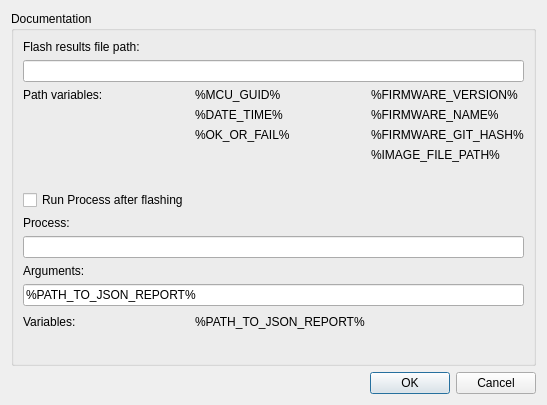
This is qt/project/src/optionsdiag.ui in Crystal-Photonics/crystalBoot as Qt 5 draws it before an edit. The edited form follows.
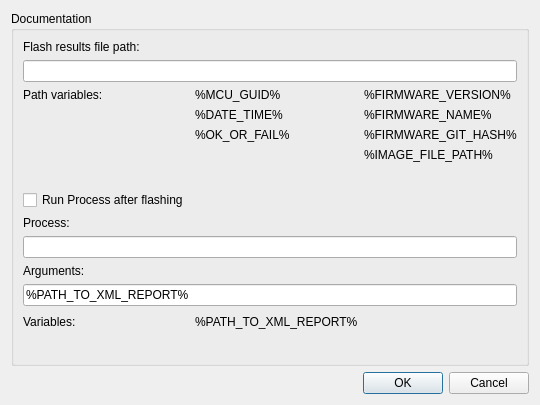
This is the edited form.

What changed in the file:
```diff
--- a/qt/project/src/optionsdiag.ui
+++ b/qt/project/src/optionsdiag.ui
@@ -66,7 +66,7 @@
       <item row="18" column="0" colspan="3">
        <widget class="QLineEdit" name="edtArguments">
         <property name="text">
-         <string>%PATH_TO_JSON_REPORT%</string>
+         <string>%PATH_TO_XML_REPORT%</string>
         </property>
        </widget>
       </item>
@@ -100,7 +100,7 @@
       <item row="19" column="1">
        <widget class="QLabel" name="label_4">
         <property name="text">
-         <string>%PATH_TO_JSON_REPORT%</string>
+         <string>%PATH_TO_XML_REPORT%</string>
         </property>
        </widget>
       </item>
```
